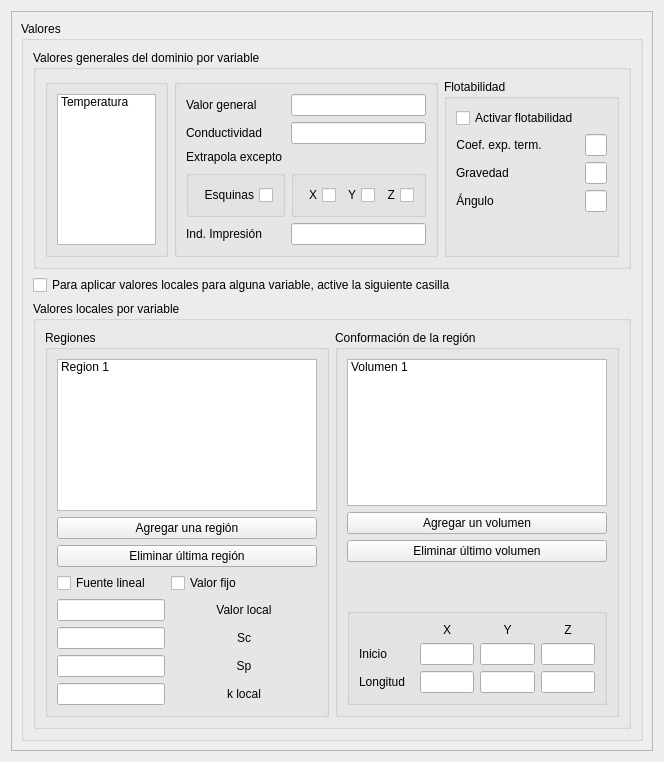
Qt form values_window/ui/values_window.ui (luisdavidrodm/PrePRODIC3D) before a commit.
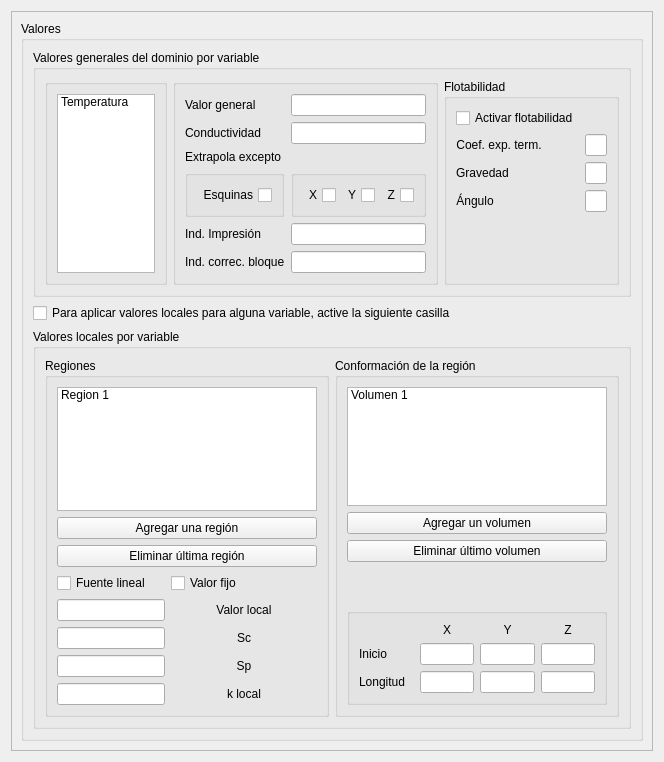
The same form after that commit.

Commit message: Inclusion IBLOCK en la ventana valores

Diff of the .ui file:
```diff
--- a/values_window/ui/values_window.ui
+++ b/values_window/ui/values_window.ui
@@ -163,6 +163,16 @@
                 <item row="7" column="1">
                  <widget class="QLineEdit" name="le_ixyz"/>
                 </item>
+                <item row="8" column="0">
+                 <widget class="QLabel" name="label_17">
+                  <property name="text">
+                   <string>Ind. correc. bloque</string>
+                  </property>
+                 </widget>
+                </item>
+                <item row="8" column="1">
+                 <widget class="QLineEdit" name="le_kblock"/>
+                </item>
                </layout>
               </widget>
              </item>
```
The commit also changes 1 other file.
